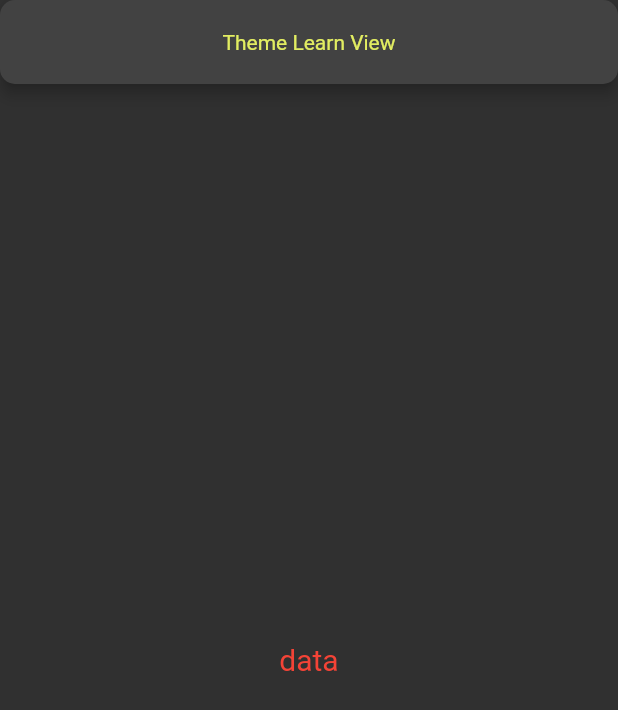
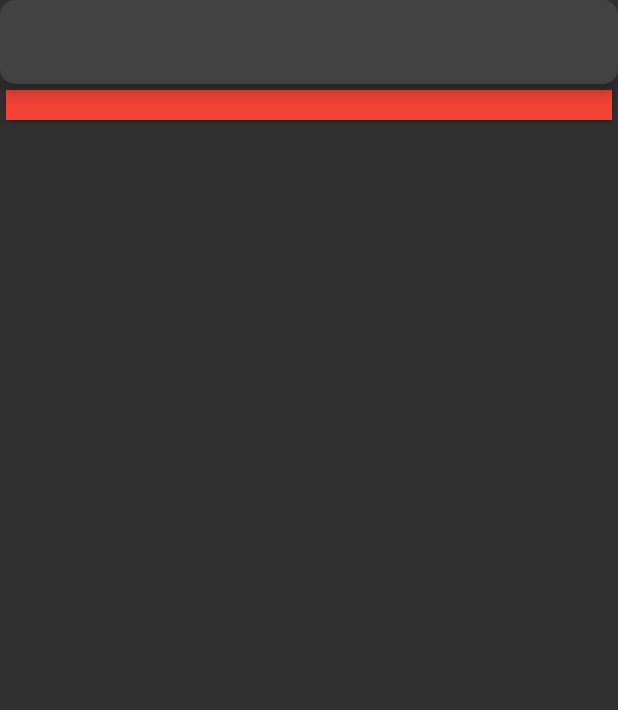
Before and after one commit to omeryilmaz2K/Flutter-Full-Learn, a Flutter app: the screen it shows after launch, on a phone screen of 412 x 824 dp. Shown: the top 710 px of the screen. Run offline on Flutter 3.47's test engine with Material 2 defaults, Android fonts, the phone set to English and light mode, and no system bars; our stand-ins replace dio, flutter_spinkit.

Commit message:
202 seviyesinde size_enum_learn_view çalışması gerçekleştirildi.

```diff
--- /dev/null
+++ b/lib/202/size_enum_learn_view.dart
@@ -0,0 +1,39 @@
+import 'package:flutter/material.dart';
+
+class SizeEnumLearnView extends StatefulWidget {
+  const SizeEnumLearnView({ Key? key }) : super(key: key);
+
+  @override
+  State<SizeEnumLearnView> createState() => _SizeEnumLearnViewState();
+}
+
+class _SizeEnumLearnViewState extends State<SizeEnumLearnView> {
+  @override
+  Widget build(BuildContext context) {
+    return Scaffold(
+      appBar: AppBar(),
+      body: Card(
+        child: Container(
+          color: Colors.red,
+          height: CardSizes.normalCardHeight.value(),
+        ),
+      ),
+    );
+  }
+}
+
+enum CardSizes {
+  normalCardHeight,
+  largeCardHeight
+}
+
+extension CardSizesExtension on CardSizes {
+  double value() {
+    switch (this) {
+      case CardSizes.normalCardHeight:
+        return 20;
+      case CardSizes.largeCardHeight:
+        return 30;
+    }
+  }
+}
--- a/lib/main.dart
+++ b/lib/main.dart
@@ -1,6 +1,6 @@
 import 'package:flutter/material.dart';
 import 'package:flutter_full_learn/202/theme/dark_theme.dart';
-import '202/theme_learn_view.dart';
+import '202/size_enum_learn_view.dart';
 
 void main() {
   runApp(const MyApp());
@@ -37,7 +37,7 @@ class MyApp extends StatelessWidget {
       //       toolbarTextStyle: TextStyle(color: Colors.blue),
       //       systemOverlayStyle: SystemUiOverlayStyle.light, // Status Bar
       //     )),
-      home: const ThemeLearnView(),
+      home: const SizeEnumLearnView(),
     );
   }
 }
```
